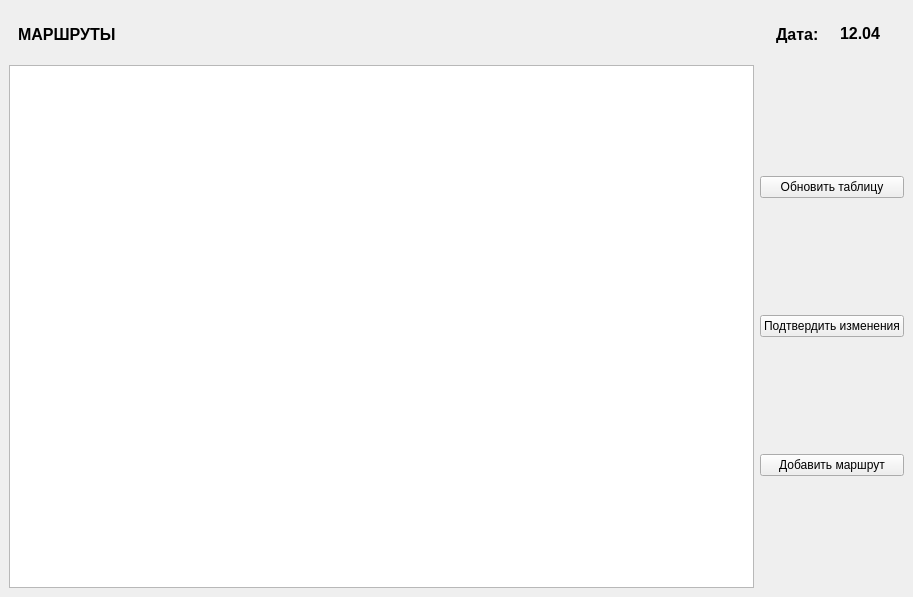
Before: the Qt Designer form menu.ui in Mihailus2000/sem08_BSBD_Kursach, drawn with Qt 5.
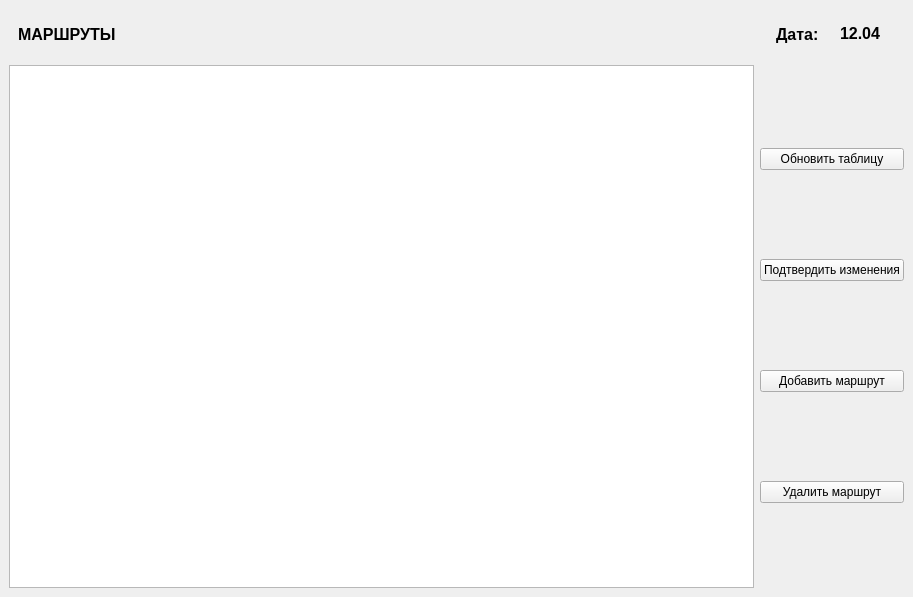
After: the same form once the commit is applied.

Patch:
```diff
--- a/menu.ui
+++ b/menu.ui
@@ -397,6 +397,13 @@
              </property>
             </widget>
            </item>
+           <item>
+            <widget class="QPushButton" name="delRoutebtn">
+             <property name="text">
+              <string>Удалить маршрут</string>
+             </property>
+            </widget>
+           </item>
           </layout>
          </item>
         </layout>
```
